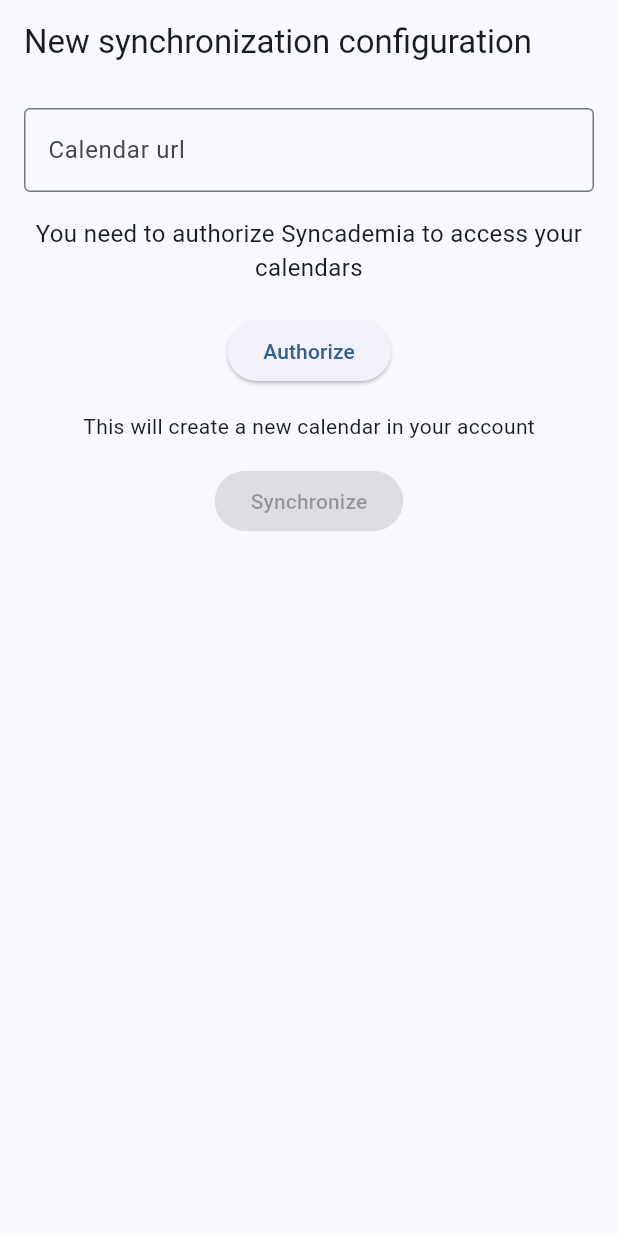
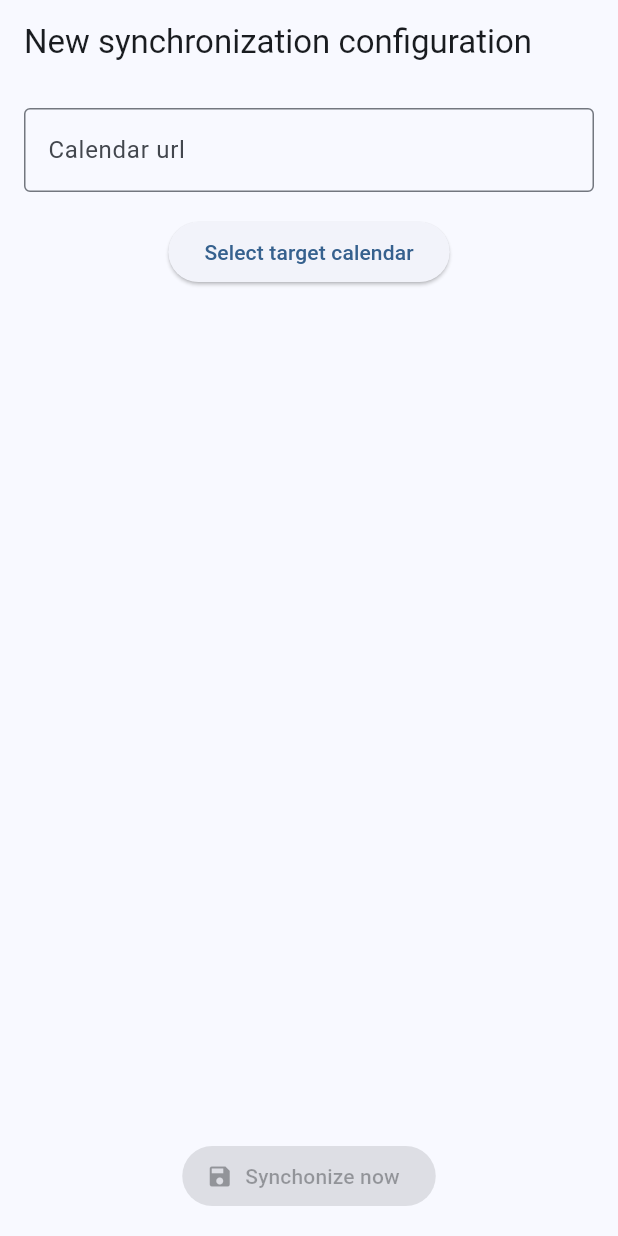
Before and after one commit to SuperMuel/Syncademic, a Flutter app: the NewSyncConfigPage screen opened by its route, on a phone screen of 412 x 824 dp. Run offline on Flutter 3.47's test engine with Material 3 defaults, Android fonts, the phone set to English and light mode, and no system bars; our stand-ins replace cloud_firestore, equatable, firebase_auth, firebase_core, flutter_bloc, flutter_dotenv and 6 more; missing offline and left inert: googleapis; accounts and stored records are empty; generated files the repository leaves out were written again.

Commit message:
Calendar selection

```diff
--- a/syncademic_app/lib/screens/new_sync_profile/new_sync_profile_cubit.dart
+++ b/syncademic_app/lib/screens/new_sync_profile/new_sync_profile_cubit.dart
@@ -2,6 +2,7 @@ import 'package:flutter_bloc/flutter_bloc.dart';
 import 'package:freezed_annotation/freezed_annotation.dart';
 import 'package:get_it/get_it.dart';
 import 'package:quiver/strings.dart';
+import 'package:syncademic_app/models/target_calendar.dart';
 import 'package:validators/validators.dart';
 
 import '../../models/id.dart';
@@ -54,4 +55,8 @@ class NewSyncProfileCubit extends Cubit<NewSyncProfileState> {
       emit(state.copyWith(errorMessage: e.toString()));
     }
   }
+
+  void calendarSelected(TargetCalendar? calendar) {
+    emit(state.copyWith(selectedCalendar: calendar));
+  }
 }
--- a/syncademic_app/lib/screens/new_sync_profile/new_sync_profile_page.dart
+++ b/syncademic_app/lib/screens/new_sync_profile/new_sync_profile_page.dart
@@ -1,6 +1,10 @@
 import 'package:flutter/material.dart';
 import 'package:flutter_bloc/flutter_bloc.dart';
 import 'package:gap/gap.dart';
+import 'package:go_router/go_router.dart';
+import 'package:syncademic_app/models/target_calendar.dart';
+import 'package:syncademic_app/screens/new_sync_profile/target_calendar_selector/target_calendar_selector_cubit.dart';
+import 'package:syncademic_app/widgets/target_calendar_card.dart';
 import 'target_calendar_selector/target_calendar_selector.dart';
 
 import 'new_sync_profile_cubit.dart';
@@ -54,13 +58,12 @@ class NewSyncConfigPage extends StatelessWidget {
                   onChanged: cubit.urlChanged,
                 ),
                 const Gap(16),
-                const TargetCalendarSelector(),
-                const Gap(16),
-                const Text("This will create a new calendar in your account"),
-                const Gap(16),
-                ElevatedButton(
+                _SelectedTargetCalendar(state),
+                const Spacer(),
+                ElevatedButton.icon(
                   onPressed: state.canSubmit ? cubit.submit : null,
-                  child: const Text('Synchronize'),
+                  icon: const Icon(Icons.save),
+                  label: const Text('Synchonize now'),
                 ),
               ],
             ),
@@ -70,3 +73,39 @@ class NewSyncConfigPage extends StatelessWidget {
     );
   }
 }
+
+class _SelectedTargetCalendar extends StatelessWidget {
+  const _SelectedTargetCalendar(this.state);
+
+  final NewSyncProfileState state;
+
+  @override
+  Widget build(BuildContext context) => state.selectedCalendar == null
+      ? const _SelectTargetCalendar()
+      : TargetCalendarCard(targetCalendar: state.selectedCalendar!);
+}
+
+class _SelectTargetCalendar extends StatelessWidget {
+  const _SelectTargetCalendar();
+
+  @override
+  Widget build(BuildContext context) {
+    return ElevatedButton(
+        onPressed: () {
+          // Show dialog
+          showDialog<TargetCalendar?>(
+            context: context,
+            builder: (_) => Dialog(
+              child: BlocProvider(
+                create: (_) => TargetCalendarSelectorCubit(),
+                child: const Padding(
+                  padding: EdgeInsets.all(8.0),
+                  child: TargetCalendarSelector(),
+                ),
+              ),
+            ),
+          ).then(context.read<NewSyncProfileCubit>().calendarSelected);
+        },
+        child: const Text('Select target calendar'));
+  }
+}
--- a/syncademic_app/lib/screens/new_sync_profile/new_sync_profile_state.dart
+++ b/syncademic_app/lib/screens/new_sync_profile/new_sync_profile_state.dart
@@ -10,9 +10,14 @@ class NewSyncProfileState with _$NewSyncProfileState {
     @Default(false) bool isSubmitting,
     @Default(false) bool isSuccess,
     @Default(null) String? errorMessage,
+    @Default(null) TargetCalendar? selectedCalendar,
   }) = _NewSyncProfileState;
 
-  bool get canSubmit => url.isNotEmpty && urlError == null && !isSubmitting;
+  bool get canSubmit =>
+      url.isNotEmpty &&
+      urlError == null &&
+      selectedCalendar != null &&
+      !isSubmitting;
 
   bool get canEditUrl => !isSubmitting;
 }
--- a/syncademic_app/lib/screens/new_sync_profile/target_calendar_selector/target_calendar_selector_cubit.dart
+++ b/syncademic_app/lib/screens/new_sync_profile/target_calendar_selector/target_calendar_selector_cubit.dart
@@ -48,7 +48,11 @@ class TargetCalendarSelectorCubit extends Cubit<TargetCalendarSelectorState> {
     ));
   }
 
-  void selectCalendar(TargetCalendar? calendar) {
+  void openCalendarSelector() {
+    emit(state.copyWith(selected: null));
+  }
+
+  void calendarSelected(TargetCalendar? calendar) {
     emit(state.copyWith(selected: calendar));
   }
 }
```
Also changed, not shown: syncademic_app/lib/screens/new_sync_profile/target_calendar_selector/target_calendar_selector.dart (+19 -10 lines), syncademic_app/lib/screens/new_sync_profile/new_sync_profile_cubit.freezed.dart.
